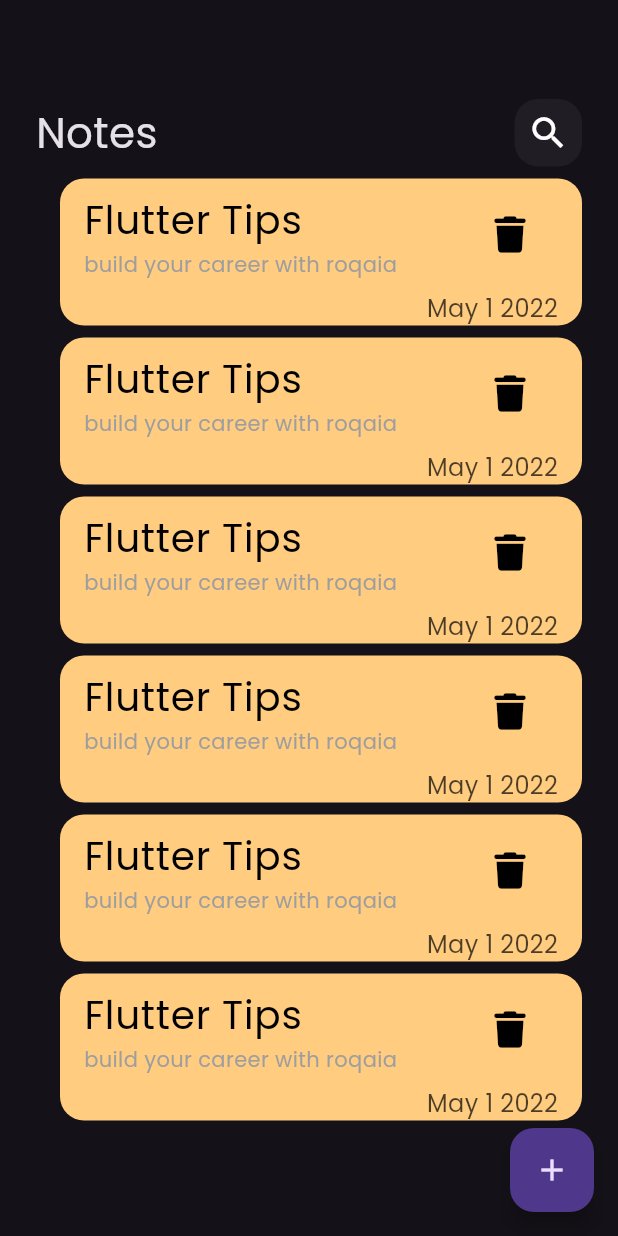
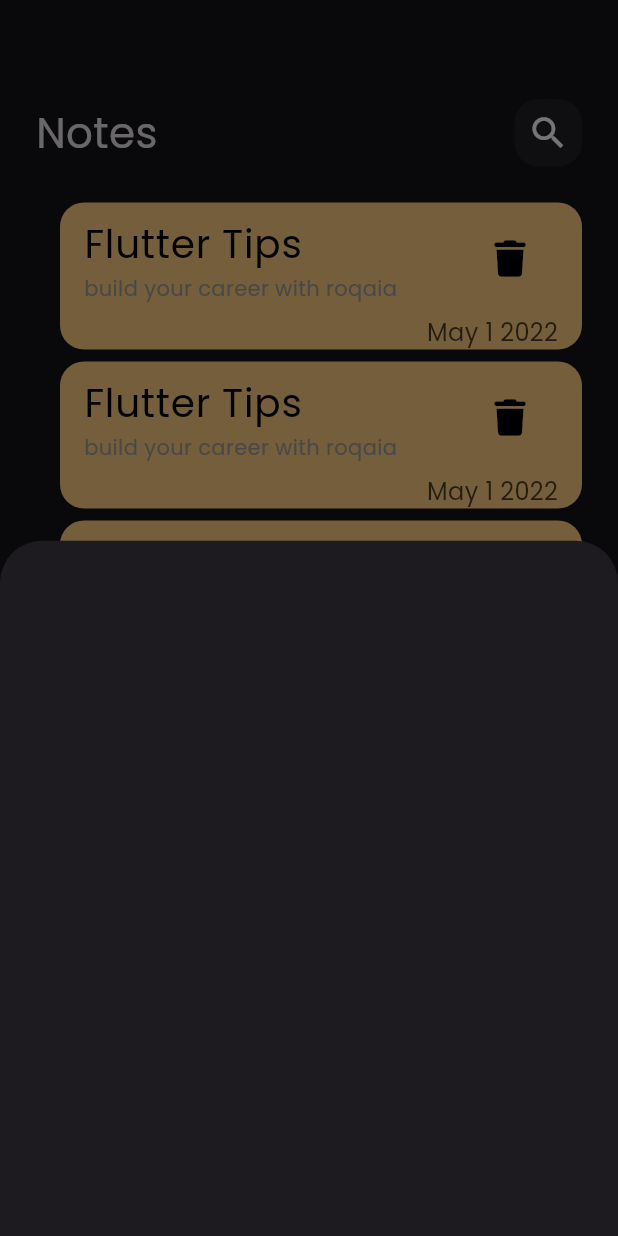
Before and after one commit to Roqaia2005/notes_app, a Flutter app: the screen it shows after launch, after a tap on the "add" icon, on a phone screen of 412 x 824 dp. Run offline on Flutter 3.47's test engine with Material 3 defaults, Android fonts, the phone set to English and light mode, and no system bars; our stand-ins replace font_awesome_flutter.

Commit message:
add note bottom sheet

```diff
--- a/lib/views/notes_view.dart
+++ b/lib/views/notes_view.dart
@@ -7,9 +7,17 @@ class NotesView extends StatelessWidget {
   @override
   Widget build(BuildContext context) {
     return Scaffold(
-      floatingActionButton: FloatingActionButton(onPressed: (){},child: Icon(Icons.add),),
+      floatingActionButton: FloatingActionButton(
+        onPressed: () {
+          showModalBottomSheet(
+              context: context,
+              builder: (context) {
+                return Container();
+              });
+        },
+        child: Icon(Icons.add),
+      ),
       body: NotesViewBody(),
-
     );
   }
 }
--- a/lib/widgets/notes_list_view.dart
+++ b/lib/widgets/notes_list_view.dart
@@ -8,11 +8,14 @@ class NotesListView extends StatelessWidget {
 
   @override
   Widget build(BuildContext context) {
-    return ListView.builder(
-      itemCount: 6,
-      itemBuilder: (BuildContext context, int index) {
-        return const NoteItem();
-      },
+    return Padding(
+      padding: const EdgeInsets.symmetric(vertical: 16),
+      child: ListView.builder(
+        itemCount: 6,
+        itemBuilder: (BuildContext context, int index) {
+          return const NoteItem();
+        },
+      ),
     );
   }
 }
```
Also changed, not shown: lib/widgets/add_note_bottom_sheet.dart (added, +10 -0 lines).
